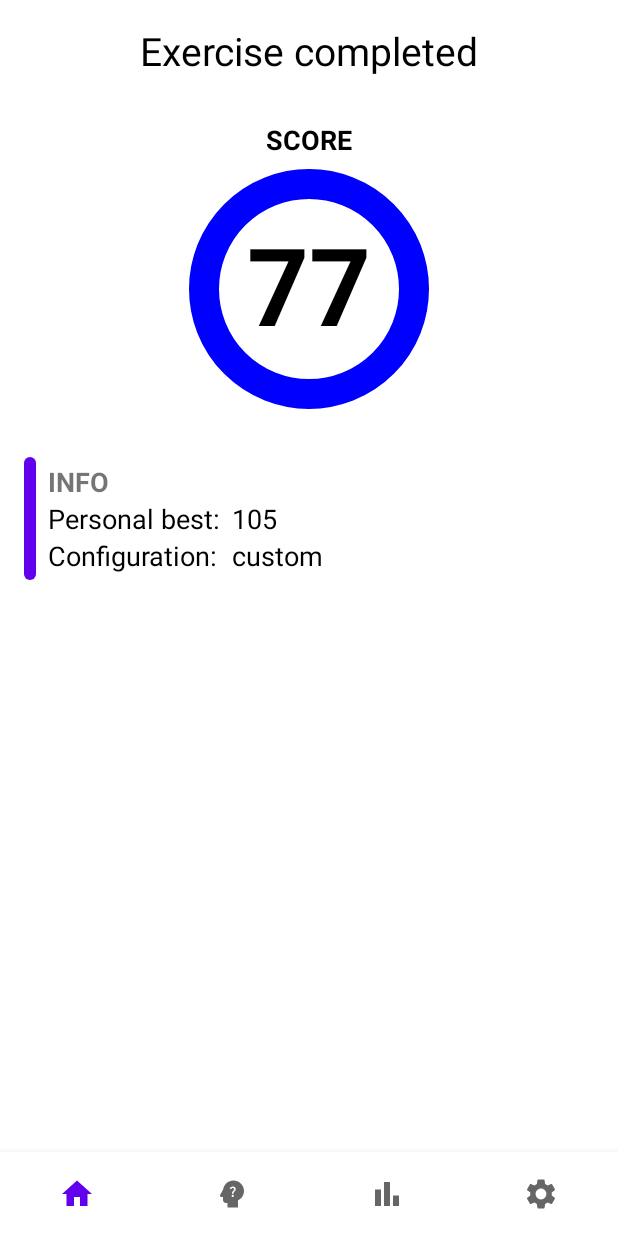
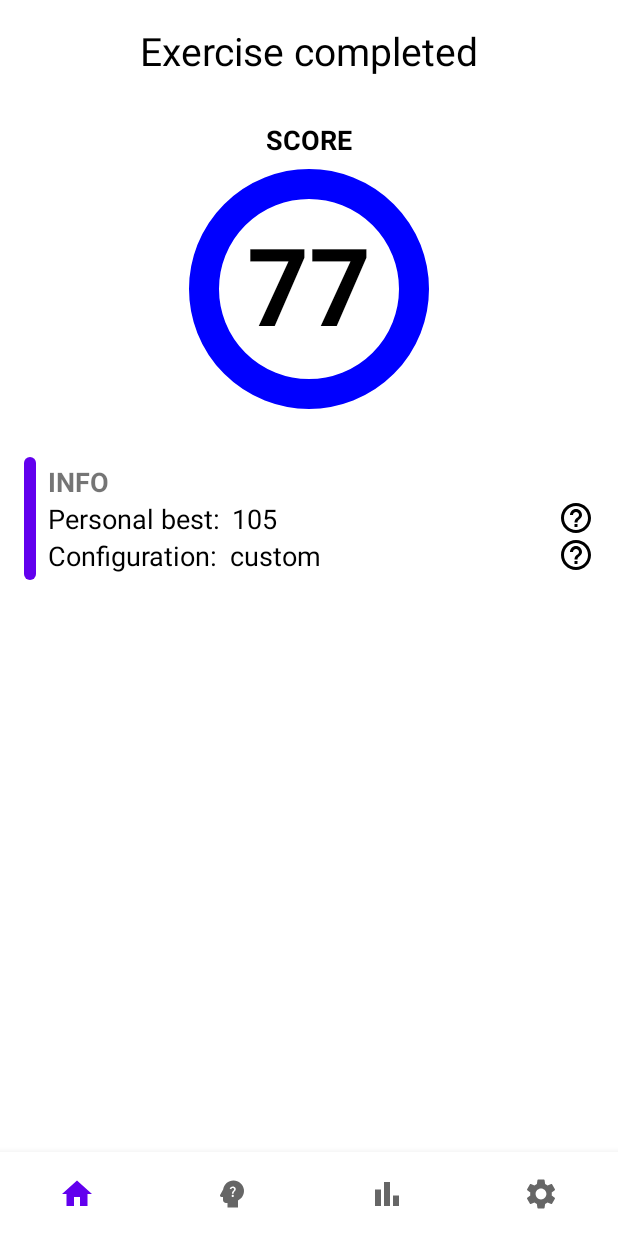
Before and after one commit to mrko900/brain-trainer, an Android app: the ExerciseCompletedFragment screen opened through its navigation route, on a phone screen of 412 x 824 dp. Run offline under Robolectric (Android 15) with nearby library versions, the phone set to English and light mode, and no system bars.

Commit message:
Added help buttons

```diff
--- /dev/null
+++ b/app/src/main/res/drawable/ic_baseline_help_outline_24.xml
@@ -0,0 +1,5 @@
+<vector android:autoMirrored="true" android:height="24dp"
+    android:tint="#000000" android:viewportHeight="24"
+    android:viewportWidth="24" android:width="24dp" xmlns:android="http://schemas.android.com/apk/res/android">
+    <path android:fillColor="@android:color/white" android:pathData="M11,18h2v-2h-2v2zM12,2C6.48,2 2,6.48 2,12s4.48,10 10,10 10,-4.48 10,-10S17.52,2 12,2zM12,20c-4.41,0 -8,-3.59 -8,-8s3.59,-8 8,-8 8,3.59 8,8 -3.59,8 -8,8zM12,6c-2.21,0 -4,1.79 -4,4h2c0,-1.1 0.9,-2 2,-2s2,0.9 2,2c0,2 -3,1.75 -3,5h2c0,-2.25 3,-2.5 3,-5 0,-2.21 -1.79,-4 -4,-4z"/>
+</vector>
--- a/app/src/main/res/layout/exercise_completed.xml
+++ b/app/src/main/res/layout/exercise_completed.xml
@@ -63,7 +63,8 @@
             app:layout_constraintTop_toTopOf="parent" />
     </androidx.constraintlayout.widget.ConstraintLayout>
 
-    <TableLayout
+    <LinearLayout
+        android:orientation="vertical"
         android:id="@+id/tableLayout"
         android:layout_width="match_parent"
         android:layout_height="wrap_content"
@@ -72,9 +73,10 @@
         app:layout_constraintStart_toStartOf="parent"
         app:layout_constraintTop_toBottomOf="@+id/textView6">
 
-        <TableRow
+        <LinearLayout
             android:layout_width="match_parent"
-            android:layout_height="match_parent">
+            android:layout_height="wrap_content"
+            android:orientation="horizontal">
 
             <TextView
                 android:layout_width="wrap_content"
@@ -84,17 +86,33 @@
                 android:textSize="18sp" />
 
             <TextView
-                android:layout_width="0dp"
+                android:layout_width="wrap_content"
                 android:layout_height="wrap_content"
                 android:layout_marginStart="8dp"
                 android:layout_marginEnd="8dp"
-                android:layout_weight="1.5"
                 android:text="105"
                 android:textColor="@color/black"
                 android:textSize="18sp" />
-        </TableRow>
 
-        <TableRow
+            <Space
+                android:layout_width="0dp"
+                android:layout_height="match_parent"
+                android:layout_weight="1" />
+
+            <ImageView
+                android:id="@+id/imageView5"
+                android:layout_width="wrap_content"
+                android:layout_height="wrap_content"
+                android:layout_marginEnd="16dp"
+                android:background="?attr/selectableItemBackgroundBorderless"
+                android:clickable="true"
+                android:focusable="true"
+                android:scaleType="fitEnd"
+                app:srcCompat="@drawable/ic_baseline_help_outline_24" />
+
+        </LinearLayout>
+
+        <LinearLayout
             android:layout_width="match_parent"
             android:layout_height="match_parent">
 
@@ -106,17 +124,33 @@
                 android:textSize="18sp" />
 
             <TextView
-                android:layout_width="0dp"
+                android:layout_width="wrap_content"
                 android:layout_height="wrap_content"
                 android:layout_marginStart="8dp"
                 android:layout_marginEnd="8dp"
-                android:layout_weight="1.5"
                 android:text="custom"
                 android:textColor="@color/black"
                 android:textSize="18sp" />
-        </TableRow>
 
-    </TableLayout>
+            <Space
+                android:layout_width="0dp"
+                android:layout_height="match_parent"
+                android:layout_weight="1" />
+
+            <ImageView
+                android:id="@+id/imageView7"
+                android:layout_width="wrap_content"
+                android:layout_height="wrap_content"
+                android:layout_marginEnd="16dp"
+                android:background="?attr/selectableItemBackgroundBorderless"
+                android:clickable="true"
+                android:focusable="true"
+                android:scaleType="fitEnd"
+                app:srcCompat="@drawable/ic_baseline_help_outline_24" />
+
+        </LinearLayout>
+
+    </LinearLayout>
 
     <TextView
         android:id="@+id/textView6"
```
